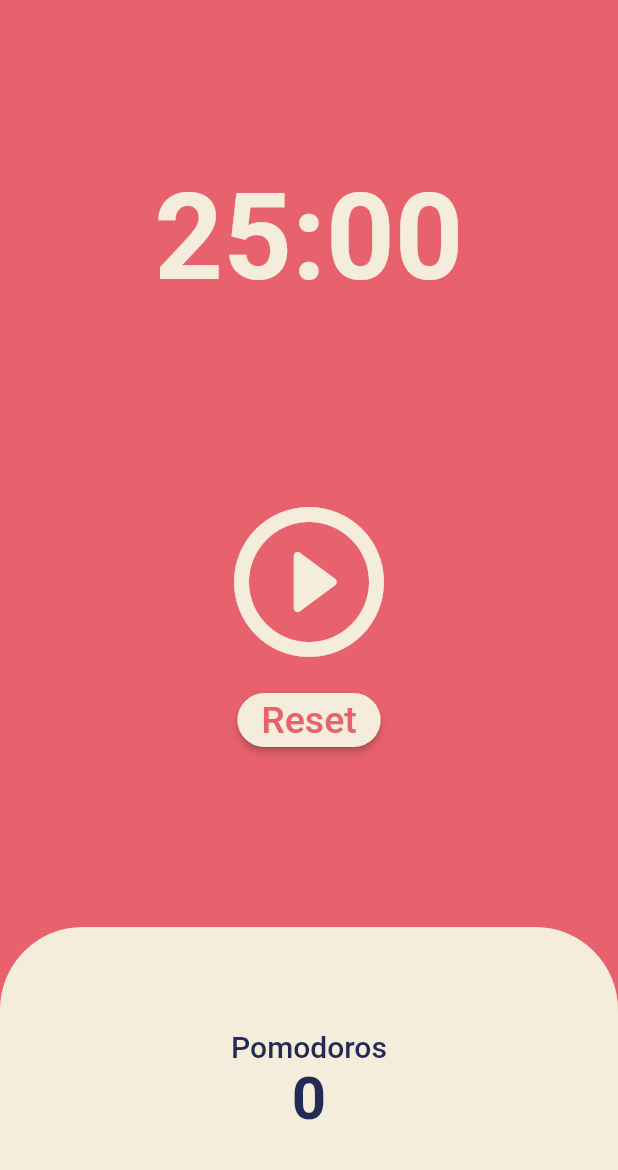
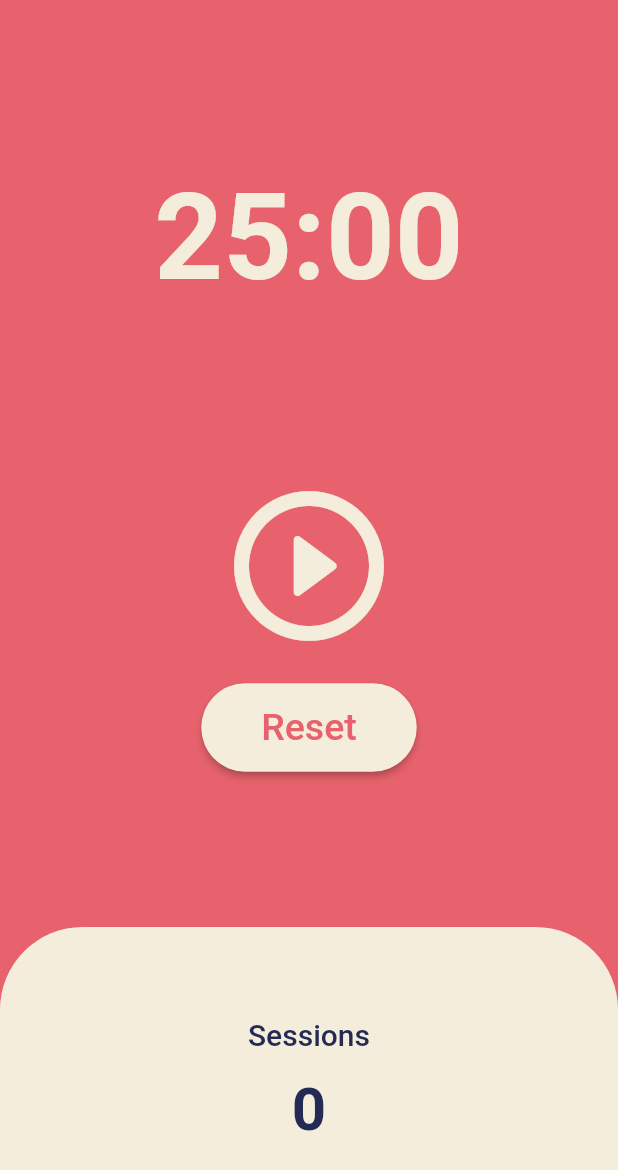
Before and after one commit to PratikGrg-SJG/Pomodoro_App, a Flutter app: the screen it shows after launch, on a phone screen of 412 x 824 dp. Shown: the top 1170 px of the screen. Run offline on Flutter 3.47's test engine with Material 2 defaults, Android fonts, the phone set to English and light mode, and no system bars.

Commit message:
made minor fixes

```diff
--- a/lib/main.dart
+++ b/lib/main.dart
@@ -11,6 +11,7 @@ class MyApp extends StatelessWidget {
   @override
   Widget build(BuildContext context) {
     return MaterialApp(
+      debugShowCheckedModeBanner: false,
       theme: ThemeData(
         colorScheme: ColorScheme.fromSwatch(
           backgroundColor: const Color(0xFFE7626C),
--- a/lib/screen/home_screen.dart
+++ b/lib/screen/home_screen.dart
@@ -98,12 +98,15 @@ class _HomeScreenState extends State<HomeScreen> {
                     ),
                   ),
                 ),
+                const SizedBox(height: 10),
                 Center(
                   child: isRunning
                       ? const Center()
                       : ElevatedButton(
                           onPressed: onResetPressed,
                           style: TextButton.styleFrom(
+                            padding: const EdgeInsets.only(
+                                left: 40, right: 40, top: 15, bottom: 15),
                             backgroundColor: Theme.of(context).cardColor,
                             shape: const StadiumBorder(),
                           ),
@@ -135,7 +138,7 @@ class _HomeScreenState extends State<HomeScreen> {
                       mainAxisAlignment: MainAxisAlignment.center,
                       children: [
                         Text(
-                          "Pomodoros",
+                          "Sessions",
                           style: TextStyle(
                               fontSize: 20,
                               color: Theme.of(context)
@@ -144,13 +147,18 @@ class _HomeScreenState extends State<HomeScreen> {
                                   .color,
                               fontWeight: FontWeight.w500),
                         ),
-                        Text(
-                          "$totalPomodoros",
-                          style: TextStyle(
-                            fontSize: 40,
-                            fontWeight: FontWeight.bold,
-                            color:
-                                Theme.of(context).textTheme.displayLarge!.color,
+                        Padding(
+                          padding: const EdgeInsets.only(top: 15),
+                          child: Text(
+                            "$totalPomodoros",
+                            style: TextStyle(
+                              fontSize: 40,
+                              fontWeight: FontWeight.bold,
+                              color: Theme.of(context)
+                                  .textTheme
+                                  .displayLarge!
+                                  .color,
+                            ),
                           ),
                         ),
                       ],
```
Also changed, not shown: pubspec.lock, 1 other file.
